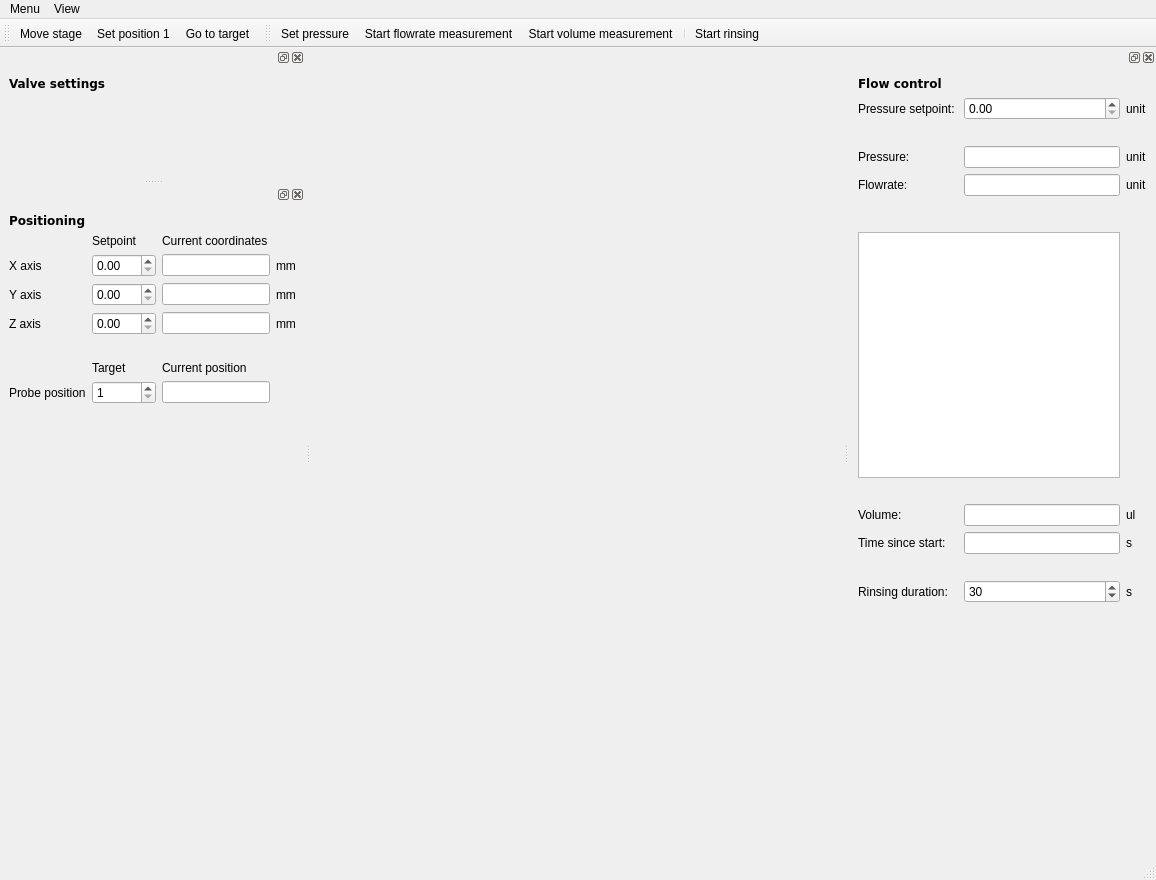
First picture: the form in src/qudi/gui/fluidics/ui_fluidics.ui, repository NollmannLab/qudi-core-HiM, before the edit.
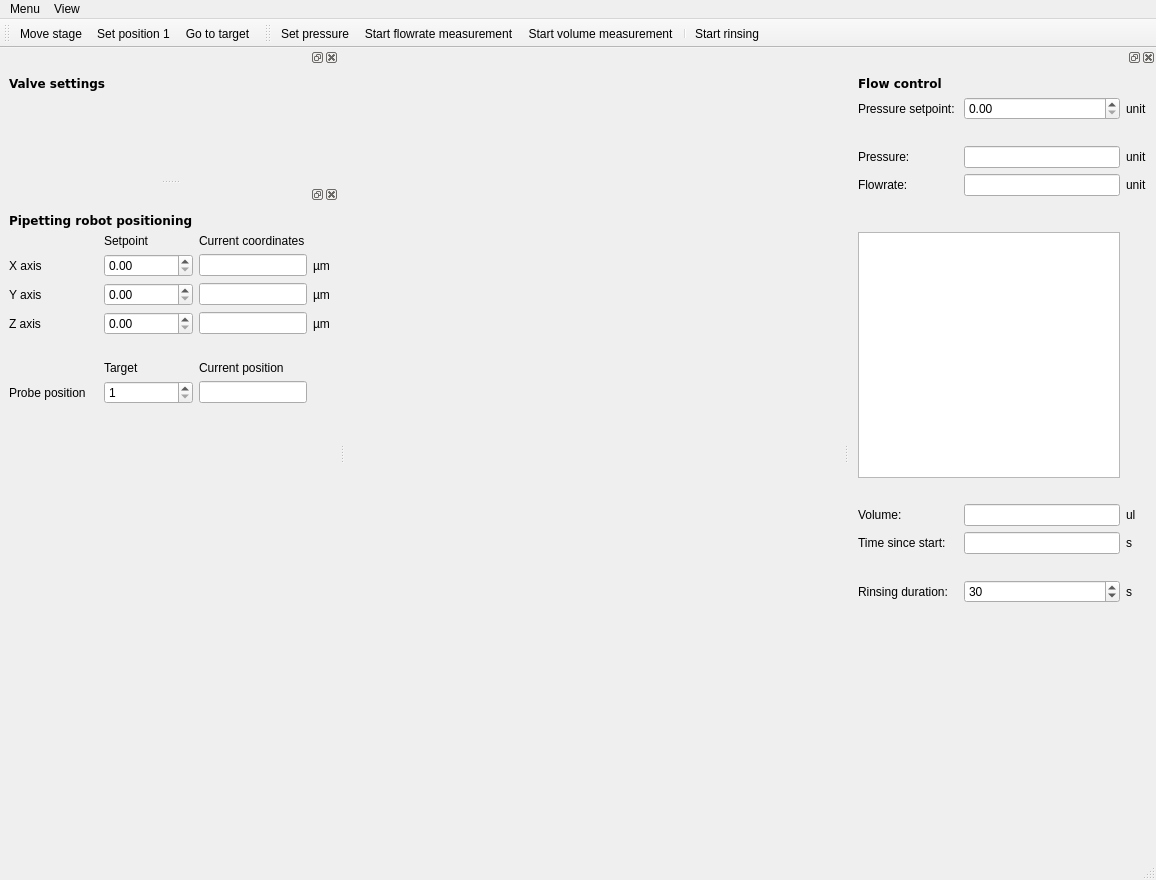
Second picture: the form after the edit. Custom widgets are drawn as their Qt base class.

Patch:
```diff
--- a/src/qudi/gui/fluidics/ui_fluidics.ui
+++ b/src/qudi/gui/fluidics/ui_fluidics.ui
@@ -316,7 +316,7 @@
      <item row="2" column="4">
       <widget class="QLabel" name="label_9">
        <property name="text">
-        <string>mm</string>
+        <string>µm</string>
        </property>
       </widget>
      </item>
@@ -429,7 +429,7 @@
      <item row="4" column="4">
       <widget class="QLabel" name="label_11">
        <property name="text">
-        <string>mm</string>
+        <string>µm</string>
        </property>
       </widget>
      </item>
@@ -450,7 +450,7 @@
      <item row="3" column="4">
       <widget class="QLabel" name="label_10">
        <property name="text">
-        <string>mm</string>
+        <string>µm</string>
        </property>
       </widget>
      </item>
@@ -486,12 +486,11 @@
        <property name="font">
         <font>
          <family>DejaVu Sans</family>
-         <weight>75</weight>
          <bold>true</bold>
         </font>
        </property>
        <property name="text">
-        <string>Positioning</string>
+        <string>Pipetting robot positioning</string>
        </property>
       </widget>
      </item>
```
Left out of the diff: 32 changed lines with no effect on the pictures.
